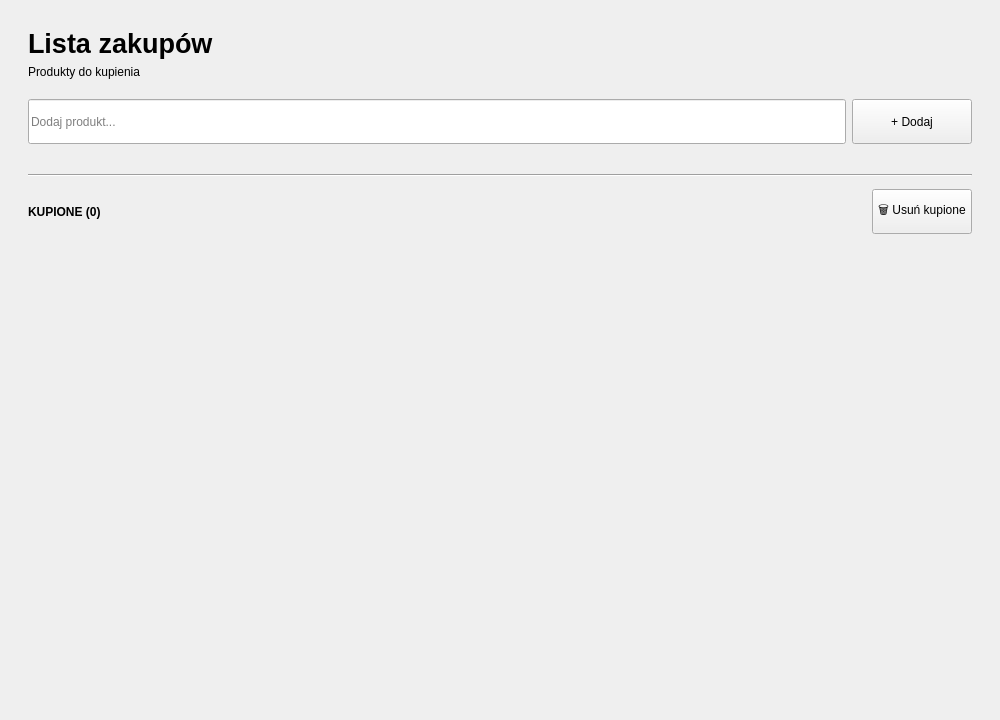
This is RecipeManager/pages/ShoppingListPage.ui in akmqu/recipe-manager as Qt 5 draws it before an edit. The edited form follows.
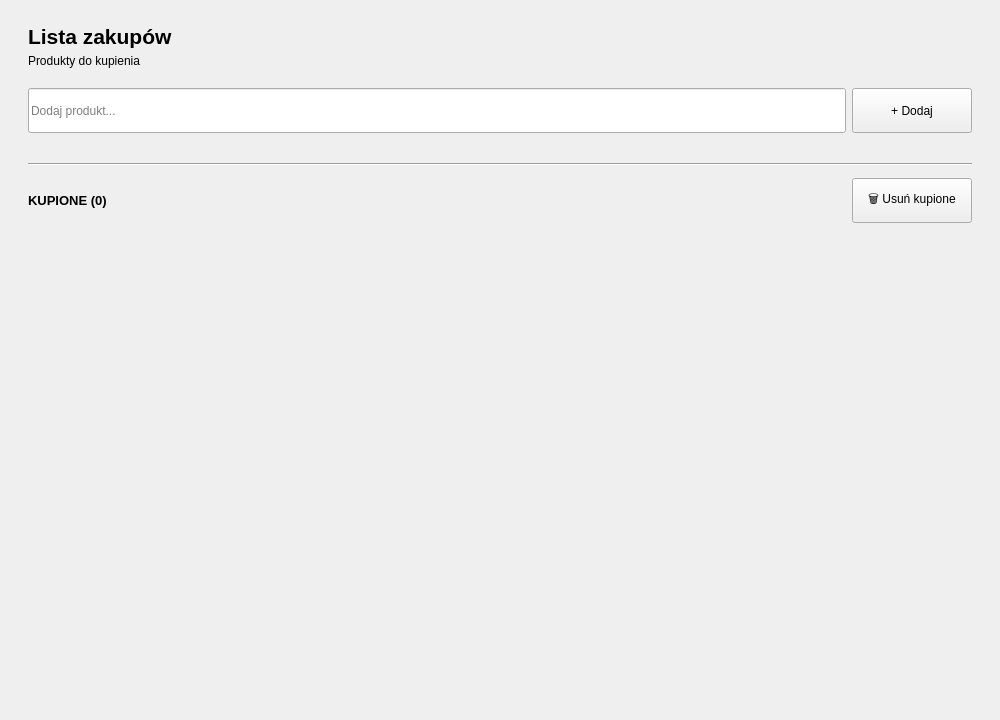
This is the edited form.

Commit message: add statistics page

Diff of the .ui file:
```diff
--- a/RecipeManager/pages/ShoppingListPage.ui
+++ b/RecipeManager/pages/ShoppingListPage.ui
@@ -21,24 +21,36 @@
     <number>28</number>
    </property>
    <property name="topMargin">
-    <number>28</number>
+    <number>22</number>
    </property>
    <property name="rightMargin">
     <number>28</number>
    </property>
    <property name="bottomMargin">
-    <number>28</number>
+    <number>18</number>
    </property>
    <item>
     <layout class="QVBoxLayout" name="verticalLayout_Header">
      <property name="spacing">
-      <number>6</number>
+      <number>4</number>
      </property>
      <item>
       <widget class="QLabel" name="label_Title">
+       <property name="minimumSize">
+        <size>
+         <width>0</width>
+         <height>28</height>
+        </size>
+       </property>
+       <property name="maximumSize">
+        <size>
+         <width>16777215</width>
+         <height>28</height>
+        </size>
+       </property>
        <property name="font">
         <font>
-         <pointsize>20</pointsize>
+         <pointsize>16</pointsize>
          <bold>true</bold>
         </font>
        </property>
@@ -114,7 +126,7 @@
         <x>0</x>
         <y>0</y>
         <width>944</width>
-        <height>525</height>
+        <height>546</height>
        </rect>
       </property>
       <layout class="QVBoxLayout" name="verticalLayout_Scroll">
@@ -166,6 +178,7 @@
            <widget class="QLabel" name="label_BoughtTitle">
             <property name="font">
              <font>
+              <pointsize>10</pointsize>
               <bold>true</bold>
              </font>
             </property>
@@ -194,7 +207,13 @@
            <widget class="QPushButton" name="pushButton_DeleteBought">
             <property name="minimumSize">
              <size>
-              <width>100</width>
+              <width>120</width>
+              <height>45</height>
+             </size>
+            </property>
+            <property name="maximumSize">
+             <size>
+              <width>120</width>
               <height>45</height>
              </size>
             </property>
```
The commit also changes 7 other files.
